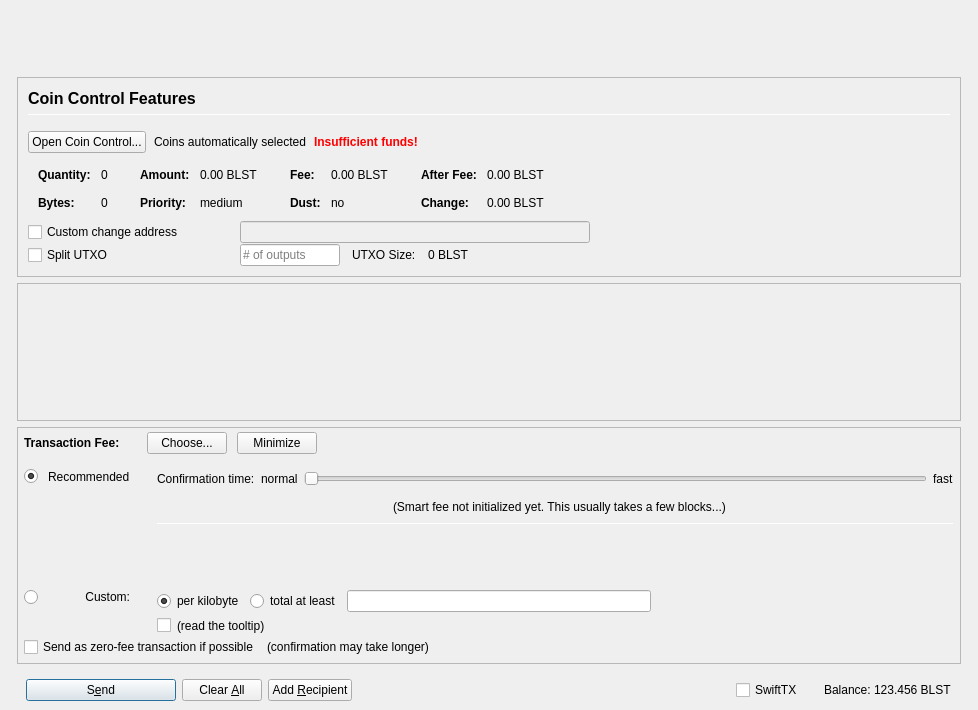
ballastcoin/ballast, file src/qt/forms/sendcoinsdialog.ui: the form before one commit.
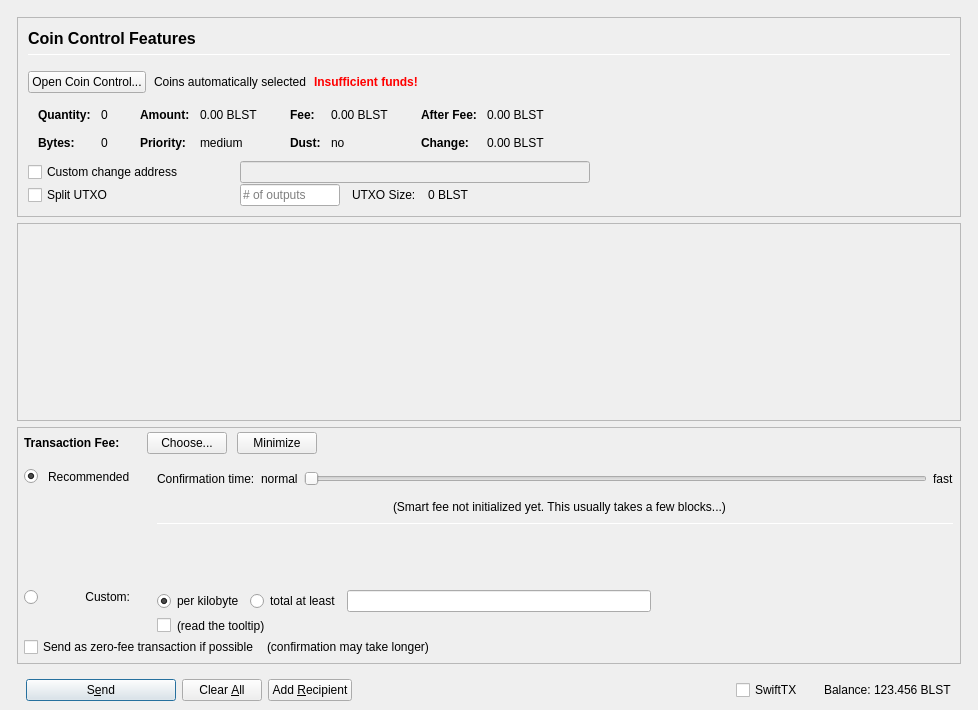
The form after the commit. Icons and pictures are not drawn. Custom widgets are drawn as their Qt base class.

What changed in the file:
```diff
--- a/src/qt/forms/sendcoinsdialog.ui
+++ b/src/qt/forms/sendcoinsdialog.ui
@@ -57,33 +57,6 @@
           <property name="spacing">
            <number>6</number>
           </property>
-          <item>
-           <widget class="QLabel" name="labelOverviewHeaderRight">
-            <property name="minimumSize">
-             <size>
-              <width>464</width>
-              <height>60</height>
-             </size>
-            </property>
-            <property name="maximumSize">
-             <size>
-              <width>16777215</width>
-              <height>60</height>
-             </size>
-            </property>
-            <property name="font">
-             <font>
-              <pointsize>14</pointsize>
-             </font>
-            </property>
-            <property name="text">
-             <string/>
-            </property>
-            <property name="alignment">
-             <set>Qt::AlignRight|Qt::AlignTrailing|Qt::AlignVCenter</set>
-            </property>
-           </widget>
-          </item>
          </layout>
         </item>
        </layout>
```
